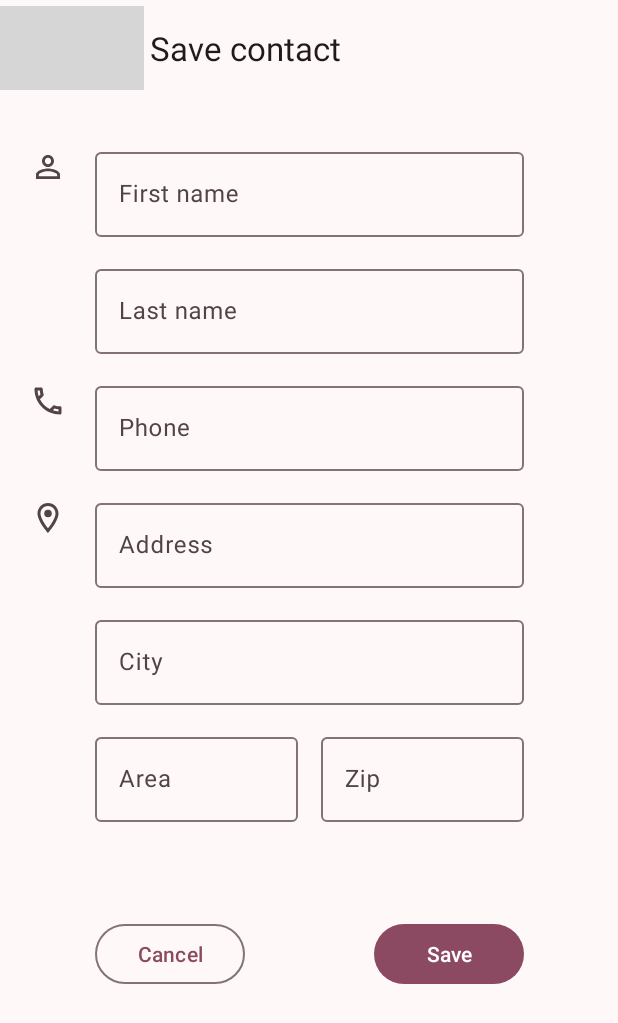
After one commit to raafamdr/contact-list, an Android app: the AddContactFragment screen opened through its navigation route, on a phone screen of 412 x 824 dp. The commit adds this screen. Shown: the top 1023 px of the screen. Run offline under Robolectric (Android 15) with nearby library versions, the phone set to English and light mode, and no system bars; grey boxes are pictures that could not be loaded.

Commit message:
Navigation component setup and add fragment layouts

```diff
--- /dev/null
+++ b/app/src/main/java/com/rafael/contact_list/AddContactFragment.kt
@@ -0,0 +1,34 @@
+package com.rafael.contact_list
+
+import android.os.Bundle
+import androidx.fragment.app.Fragment
+import android.view.LayoutInflater
+import android.view.View
+import android.view.ViewGroup
+import androidx.navigation.fragment.findNavController
+import com.rafael.contact_list.databinding.FragmentAddContactBinding
+
+class AddContactFragment : Fragment() {
+    private var _binding: FragmentAddContactBinding? = null
+    private val binding get() = _binding!!
+
+    override fun onCreateView(
+        inflater: LayoutInflater, container: ViewGroup?,
+        savedInstanceState: Bundle?
+    ): View? {
+        _binding = FragmentAddContactBinding.inflate(inflater, container, false)
+        return binding.root
+    }
+
+    override fun onViewCreated(view: View, savedInstanceState: Bundle?) {
+        super.onViewCreated(view, savedInstanceState)
+        binding.topAppBar.setNavigationOnClickListener {
+            findNavController().navigateUp()
+        }
+    }
+    override fun onDestroyView() {
+        super.onDestroyView()
+        _binding = null
+    }
+
+}
--- /dev/null
+++ b/app/src/main/java/com/rafael/contact_list/HomeFragment.kt
@@ -0,0 +1,35 @@
+package com.rafael.contact_list
+
+import android.os.Bundle
+import androidx.fragment.app.Fragment
+import android.view.LayoutInflater
+import android.view.View
+import android.view.ViewGroup
+import androidx.navigation.fragment.findNavController
+import com.rafael.contact_list.databinding.FragmentHomeBinding
+
+class HomeFragment : Fragment() {
+    private var _binding: FragmentHomeBinding? = null
+    private val binding get() = _binding!!
+
+    override fun onCreateView(
+        inflater: LayoutInflater,
+        container: ViewGroup?,
+        savedInstanceState: Bundle?
+    ): View? {
+        _binding = FragmentHomeBinding.inflate(inflater, container, false)
+        return binding.root
+    }
+
+    override fun onViewCreated(view: View, savedInstanceState: Bundle?) {
+        super.onViewCreated(view, savedInstanceState)
+        binding.floatingActionButton.setOnClickListener {
+            findNavController().navigate(R.id.action_homeFragment_to_addContactFragment)
+        }
+    }
+
+    override fun onDestroy() {
+        super.onDestroy()
+        _binding = null
+    }
+}
--- a/app/src/main/java/com/rafael/contact_list/MainActivity.kt
+++ b/app/src/main/java/com/rafael/contact_list/MainActivity.kt
@@ -2,10 +2,19 @@ package com.rafael.contact_list
 
 import androidx.appcompat.app.AppCompatActivity
 import android.os.Bundle
+import androidx.activity.enableEdgeToEdge
+import androidx.navigation.NavController
+import androidx.navigation.fragment.NavHostFragment
 
 class MainActivity : AppCompatActivity() {
+    private lateinit var navController: NavController
     override fun onCreate(savedInstanceState: Bundle?) {
+        enableEdgeToEdge()
         super.onCreate(savedInstanceState)
         setContentView(R.layout.activity_main)
+
+        val navHostFragment =
+            supportFragmentManager.findFragmentById(R.id.nav_host_fragment) as NavHostFragment
+        val navController = navHostFragment.navController
     }
 }
--- a/app/src/main/res/layout/activity_main.xml
+++ b/app/src/main/res/layout/activity_main.xml
@@ -6,13 +6,16 @@
     android:layout_height="match_parent"
     tools:context=".MainActivity">
 
-    <TextView
-        android:layout_width="wrap_content"
-        android:layout_height="wrap_content"
-        android:text="Hello World!"
+    <androidx.fragment.app.FragmentContainerView
+        android:id="@+id/nav_host_fragment"
+        android:name="androidx.navigation.fragment.NavHostFragment"
+        android:layout_width="0dp"
+        android:layout_height="0dp"
+        app:defaultNavHost="true"
         app:layout_constraintBottom_toBottomOf="parent"
-        app:layout_constraintEnd_toEndOf="parent"
-        app:layout_constraintStart_toStartOf="parent"
-        app:layout_constraintTop_toTopOf="parent" />
+        app:layout_constraintLeft_toLeftOf="parent"
+        app:layout_constraintRight_toRightOf="parent"
+        app:layout_constraintTop_toTopOf="parent"
+        app:navGraph="@navigation/nav_graph" />
 
 </androidx.constraintlayout.widget.ConstraintLayout>
--- /dev/null
+++ b/app/src/main/res/layout/fragment_add_contact.xml
@@ -0,0 +1,197 @@
+<?xml version="1.0" encoding="utf-8"?>
+<androidx.constraintlayout.widget.ConstraintLayout xmlns:android="http://schemas.android.com/apk/res/android"
+    xmlns:app="http://schemas.android.com/apk/res-auto"
+    xmlns:tools="http://schemas.android.com/tools"
+    android:layout_width="match_parent"
+    android:layout_height="match_parent"
+    tools:context=".AddContactFragment">
+
+    <com.google.android.material.appbar.AppBarLayout
+        android:id="@+id/appBar"
+        android:layout_width="0dp"
+        android:layout_height="wrap_content"
+        app:layout_constraintEnd_toEndOf="parent"
+        app:layout_constraintStart_toStartOf="parent"
+        app:layout_constraintTop_toTopOf="parent">
+
+        <com.google.android.material.appbar.MaterialToolbar
+            android:id="@+id/topAppBar"
+            android:layout_width="match_parent"
+            android:layout_height="wrap_content"
+            android:minHeight="?attr/actionBarSize"
+            app:navigationIcon="@drawable/ic_close"
+            app:title="@string/save_contact"
+            app:navigationContentDescription="@string/navigate_up"
+            app:titleTextColor="?attr/colorOnSurface" />
+    </com.google.android.material.appbar.AppBarLayout>
+
+    <ImageView
+        android:layout_width="wrap_content"
+        android:layout_height="wrap_content"
+        android:layout_marginBottom="32dp"
+        android:importantForAccessibility="no"
+        android:src="@drawable/ic_person"
+        app:layout_constraintBottom_toBottomOf="@id/label_first_name"
+        app:layout_constraintEnd_toStartOf="@id/label_first_name"
+        app:layout_constraintStart_toStartOf="parent"
+        app:layout_constraintTop_toTopOf="@id/label_first_name" />
+
+    <com.google.android.material.textfield.TextInputLayout
+        android:id="@+id/label_first_name"
+        android:layout_width="286dp"
+        android:layout_height="wrap_content"
+        android:layout_marginTop="32dp"
+        android:hint="@string/first_name"
+        app:layout_constraintEnd_toEndOf="parent"
+        app:layout_constraintStart_toStartOf="parent"
+        app:layout_constraintTop_toBottomOf="@id/appBar">
+
+        <com.google.android.material.textfield.TextInputEditText
+            android:id="@+id/text_first_name"
+            android:layout_width="match_parent"
+            android:layout_height="wrap_content" />
+
+    </com.google.android.material.textfield.TextInputLayout>
+
+    <com.google.android.material.textfield.TextInputLayout
+        android:id="@+id/label_last_name"
+        android:layout_width="286dp"
+        android:layout_height="wrap_content"
+        android:layout_marginTop="16dp"
+        android:hint="@string/last_name"
+        app:layout_constraintEnd_toEndOf="@id/label_first_name"
+        app:layout_constraintStart_toStartOf="@id/label_first_name"
+        app:layout_constraintTop_toBottomOf="@id/label_first_name">
+
+        <com.google.android.material.textfield.TextInputEditText
+            android:id="@+id/text_last_name"
+            android:layout_width="match_parent"
+            android:layout_height="wrap_content" />
+
+    </com.google.android.material.textfield.TextInputLayout>
+
+    <ImageView
+        android:layout_width="wrap_content"
+        android:layout_height="wrap_content"
+        android:layout_marginBottom="32dp"
+        android:importantForAccessibility="no"
+        android:src="@drawable/ic_phone"
+        app:layout_constraintBottom_toBottomOf="@id/label_phone"
+        app:layout_constraintEnd_toStartOf="@id/label_phone"
+        app:layout_constraintStart_toStartOf="parent"
+        app:layout_constraintTop_toTopOf="@id/label_phone" />
+
+    <com.google.android.material.textfield.TextInputLayout
+        android:id="@+id/label_phone"
+        android:layout_width="286dp"
+        android:layout_height="wrap_content"
+        android:layout_marginTop="16dp"
+        android:hint="@string/phone"
+        app:layout_constraintEnd_toEndOf="@id/label_last_name"
+        app:layout_constraintStart_toStartOf="@id/label_last_name"
+        app:layout_constraintTop_toBottomOf="@id/label_last_name">
+
+        <com.google.android.material.textfield.TextInputEditText
+            android:id="@+id/text_phone"
+            android:layout_width="match_parent"
+            android:layout_height="wrap_content" />
+
+    </com.google.android.material.textfield.TextInputLayout>
+
+    <ImageView
+        android:layout_width="wrap_content"
+        android:layout_height="wrap_content"
+        android:layout_marginBottom="32dp"
+        android:importantForAccessibility="no"
+        android:src="@drawable/ic_location"
+        app:layout_constraintBottom_toBottomOf="@id/label_address"
+        app:layout_constraintEnd_toStartOf="@id/label_address"
+        app:layout_constraintStart_toStartOf="parent"
+        app:layout_constraintTop_toTopOf="@id/label_address" />
+
+    <com.google.android.material.textfield.TextInputLayout
+        android:id="@+id/label_address"
+        android:layout_width="286dp"
+        android:layout_height="wrap_content"
+        android:layout_marginTop="16dp"
+        android:hint="@string/address"
+        app:layout_constraintEnd_toEndOf="@id/label_phone"
+        app:layout_constraintStart_toStartOf="@id/label_phone"
+        app:layout_constraintTop_toBottomOf="@id/label_phone">
+
+        <com.google.android.material.textfield.TextInputEditText
+            android:id="@+id/text_address"
+            android:layout_width="match_parent"
+            android:layout_height="wrap_content" />
+
+    </com.google.android.material.textfield.TextInputLayout>
+
+    <com.google.android.material.textfield.TextInputLayout
+        android:id="@+id/label_city"
+        android:layout_width="286dp"
+        android:layout_height="wrap_content"
+        android:layout_marginTop="16dp"
+        android:hint="@string/city"
+        app:layout_constraintEnd_toEndOf="@id/label_address"
+        app:layout_constraintStart_toStartOf="@id/label_address"
+        app:layout_constraintTop_toBottomOf="@id/label_address">
+
+        <com.google.android.material.textfield.TextInputEditText
+            android:id="@+id/text_city"
+            android:layout_width="match_parent"
+            android:layout_height="wrap_content" />
+
+    </com.google.android.material.textfield.TextInputLayout>
+
+    <com.google.android.material.textfield.TextInputLayout
+        android:id="@+id/label_area"
+        android:layout_width="135dp"
+        android:layout_height="wrap_content"
+        android:layout_marginTop="16dp"
+        android:hint="@string/area"
+        app:layout_constraintStart_toStartOf="@id/label_city"
+        app:layout_constraintTop_toBottomOf="@id/label_city">
+
+        <com.google.android.material.textfield.TextInputEditText
+            android:id="@+id/text_area"
+            android:layout_width="match_parent"
+            android:layout_height="wrap_content" />
+
+    </com.google.android.material.textfield.TextInputLayout>
+
+    <com.google.android.material.textfield.TextInputLayout
+        android:id="@+id/label_zip"
+        android:layout_width="135dp"
+        android:layout_height="wrap_content"
+        android:layout_marginTop="16dp"
+        android:hint="@string/zip"
+        app:layout_constraintEnd_toEndOf="@id/label_city"
+        app:layout_constraintTop_toBottomOf="@id/label_city">
+
+        <com.google.android.material.textfield.TextInputEditText
+            android:id="@+id/text_zip"
+            android:layout_width="match_parent"
+            android:layout_height="wrap_content" />
+
+    </com.google.android.material.textfield.TextInputLayout>
+
+    <Button
+        android:id="@+id/btn_cancel"
+        style="?attr/materialButtonOutlinedStyle"
+        android:layout_width="100dp"
+        android:layout_height="wrap_content"
+        android:layout_marginTop="64dp"
+        android:text="@string/cancel"
+        app:layout_constraintStart_toStartOf="@id/label_area"
+        app:layout_constraintTop_toBottomOf="@id/label_area" />
+
+    <Button
+        android:id="@+id/btn_save"
+        android:layout_width="100dp"
+        android:layout_height="wrap_content"
+        android:layout_marginTop="64dp"
+        android:text="@string/save"
+        app:layout_constraintEnd_toEndOf="@id/label_zip"
+        app:layout_constraintTop_toBottomOf="@id/label_zip" />
+
+</androidx.constraintlayout.widget.ConstraintLayout>
--- /dev/null
+++ b/app/src/main/res/layout/fragment_home.xml
@@ -0,0 +1,58 @@
+<?xml version="1.0" encoding="utf-8"?>
+<androidx.constraintlayout.widget.ConstraintLayout xmlns:android="http://schemas.android.com/apk/res/android"
+    xmlns:app="http://schemas.android.com/apk/res-auto"
+    xmlns:tools="http://schemas.android.com/tools"
+    android:layout_width="match_parent"
+    android:layout_height="match_parent"
+    tools:context=".HomeFragment">
+
+    <com.google.android.material.appbar.AppBarLayout
+        android:id="@+id/appBar"
+        android:layout_width="0dp"
+        android:layout_height="wrap_content"
+        app:layout_constraintEnd_toEndOf="parent"
+        app:layout_constraintStart_toStartOf="parent"
+        app:layout_constraintTop_toTopOf="parent">
+
+        <com.google.android.material.appbar.MaterialToolbar
+            android:id="@+id/topAppBar"
+            android:layout_width="match_parent"
+            android:layout_height="wrap_content"
+            android:minHeight="?attr/actionBarSize"
+            app:menu="@menu/top_app_bar"
+            app:title="@string/contacts"
+            app:titleTextColor="?attr/colorOnSurface" />
+
+    </com.google.android.material.appbar.AppBarLayout>
+
+    <ImageView
+        android:id="@+id/img_empty"
+        android:layout_width="0dp"
+        android:layout_height="wrap_content"
+        android:layout_marginTop="128dp"
+        android:importantForAccessibility="no"
+        android:src="@drawable/ic_empty"
+        app:layout_constraintEnd_toEndOf="parent"
+        app:layout_constraintStart_toStartOf="parent"
+        app:layout_constraintTop_toBottomOf="@id/appBar" />
+
+    <TextView
+        android:layout_width="wrap_content"
+        android:layout_height="wrap_content"
+        android:layout_marginTop="20dp"
+        android:text="@string/empty_contacts_message"
+        android:textAppearance="?attr/textAppearanceTitleMedium"
+        app:layout_constraintEnd_toEndOf="parent"
+        app:layout_constraintStart_toStartOf="parent"
+        app:layout_constraintTop_toBottomOf="@id/img_empty" />
+
+    <com.google.android.material.floatingactionbutton.FloatingActionButton
+        android:id="@+id/floating_action_button"
+        android:layout_width="0dp"
+        android:layout_height="wrap_content"
+        android:layout_margin="16dp"
+        android:contentDescription="@string/add_contact"
+        app:layout_constraintBottom_toBottomOf="parent"
+        app:layout_constraintEnd_toEndOf="parent"
+        app:srcCompat="@drawable/ic_person_add" />
+</androidx.constraintlayout.widget.ConstraintLayout>
--- /dev/null
+++ b/app/src/main/res/menu/top_app_bar.xml
@@ -0,0 +1,18 @@
+<?xml version="1.0" encoding="utf-8"?>
+<menu xmlns:android="http://schemas.android.com/apk/res/android"
+    xmlns:app="http://schemas.android.com/apk/res-auto">
+
+    <item
+        android:id="@+id/search"
+        android:contentDescription="@string/search"
+        android:icon="@drawable/ic_search"
+        android:title="@string/search"
+        app:showAsAction="ifRoom" />
+
+    <item
+        android:id="@+id/more"
+        android:contentDescription="@string/sort_by"
+        android:icon="@drawable/ic_sort"
+        android:title="@string/sort_by"
+        app:showAsAction="ifRoom" />
+</menu>
--- /dev/null
+++ b/app/src/main/res/navigation/nav_graph.xml
@@ -0,0 +1,22 @@
+<?xml version="1.0" encoding="utf-8"?>
+<navigation xmlns:android="http://schemas.android.com/apk/res/android"
+    xmlns:app="http://schemas.android.com/apk/res-auto"
+    xmlns:tools="http://schemas.android.com/tools"
+    android:id="@+id/nav_graph"
+    app:startDestination="@id/homeFragment">
+
+    <fragment
+        android:id="@+id/homeFragment"
+        android:name="com.rafael.contact_list.HomeFragment"
+        android:label="fragment_home"
+        tools:layout="@layout/fragment_home" >
+        <action
+            android:id="@+id/action_homeFragment_to_addContactFragment"
+            app:destination="@id/addContactFragment" />
+    </fragment>
+    <fragment
+        android:id="@+id/addContactFragment"
+        android:name="com.rafael.contact_list.AddContactFragment"
+        android:label="fragment_add_contact"
+        tools:layout="@layout/fragment_add_contact" />
+</navigation>
```
